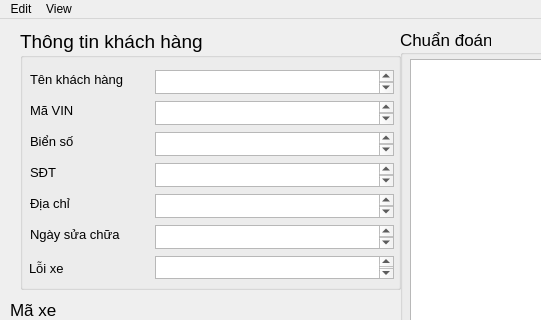
This is GUI/GUIdisplay.ui in Vuchauduytung/LuanVan as Qt 5 draws it before an edit; both pictures show x 0 to 541 and y 0 to 320 of the 800 by 650 pixel window. The edited form follows.
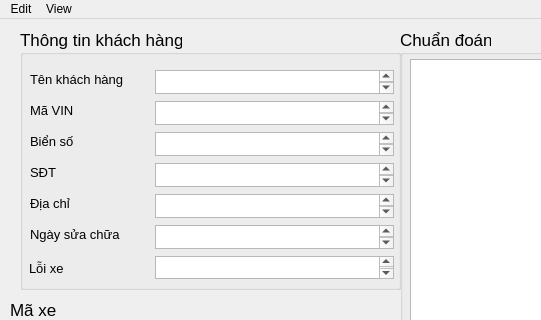
This is the edited form.

```diff
--- a/GUI/GUIdisplay.ui
+++ b/GUI/GUIdisplay.ui
@@ -73,7 +73,7 @@
     </property>
     <property name="font">
      <font>
-      <pointsize>14</pointsize>
+      <pointsize>13</pointsize>
      </font>
     </property>
     <property name="title">
```
Left out of the diff: 6 changed lines with no effect on the pictures.
